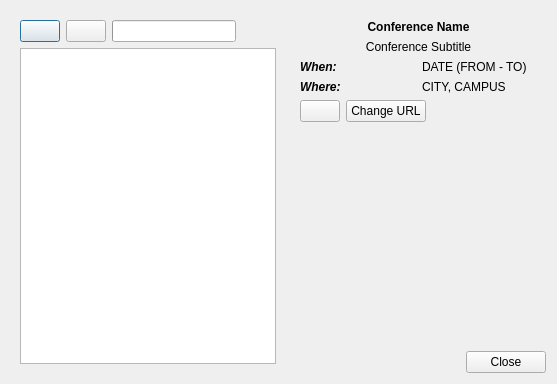
First picture: the form in src/gui/conferenceeditor.ui, repository edulix/confclerk, before the edit.
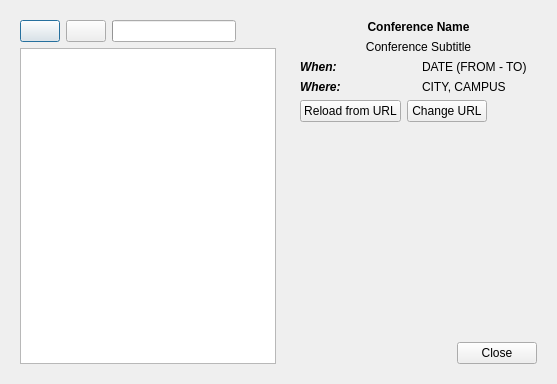
Second picture: the form after the edit. Icons and pictures are not drawn.

Commit message: Minor tuning of the conference editor. The reload button now has a text on it.

The edit to the form file:
```diff
--- a/src/gui/conferenceeditor.ui
+++ b/src/gui/conferenceeditor.ui
@@ -191,7 +191,7 @@
            <item>
             <widget class="QPushButton" name="refreshBtn">
              <property name="text">
-              <string notr="true"/>
+              <string>Reload from URL</string>
              </property>
              <property name="icon">
               <iconset resource="../icons.qrc">
@@ -234,37 +234,17 @@
            </property>
           </spacer>
          </item>
-        </layout>
-       </widget>
-       <widget class="QWidget" name="conferenceInfoEmpty"/>
-      </widget>
-     </item>
-     <item>
-      <layout class="QHBoxLayout" name="horizontalLayout">
-       <item>
-        <spacer name="horizontalSpacer">
-         <property name="orientation">
-          <enum>Qt::Horizontal</enum>
-         </property>
-         <property name="sizeHint" stdset="0">
-          <size>
-           <width>40</width>
-           <height>20</height>
-          </size>
-         </property>
-        </spacer>
-       </item>
        <item>
         <widget class="QDialogButtonBox" name="buttonBox">
          <property name="standardButtons">
           <set>QDialogButtonBox::Close</set>
          </property>
-         <property name="centerButtons">
-          <bool>false</bool>
-         </property>
         </widget>
        </item>
       </layout>
+       </widget>
+       <widget class="QWidget" name="conferenceInfoEmpty"/>
+      </widget>
      </item>
     </layout>
    </item>
```
Lines whose indentation alone changed are shown as unchanged.
